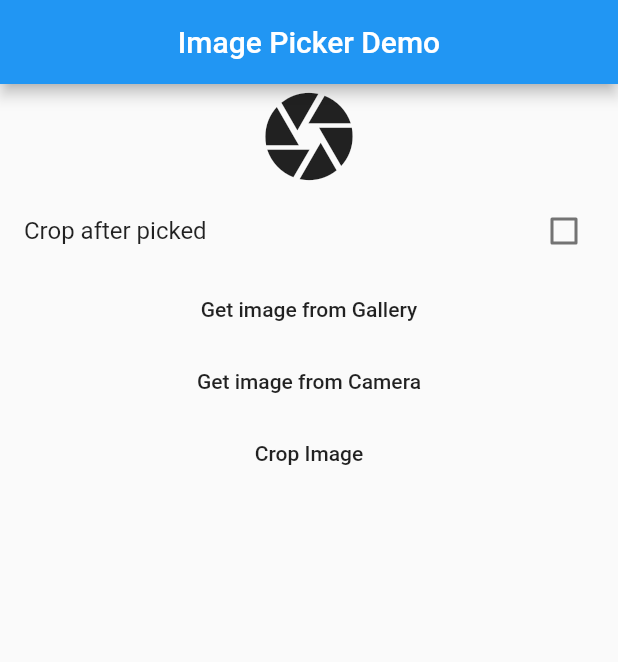
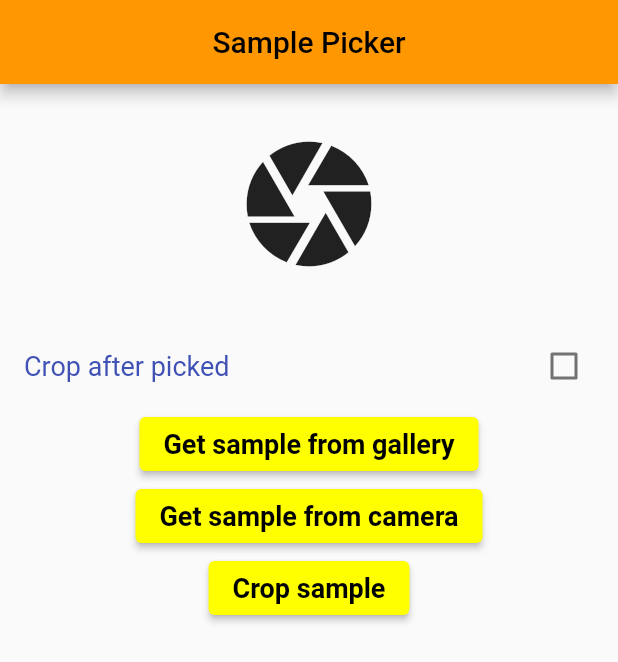
Before and after one commit to SpectrumStudio/IITG_Project_II, a Flutter app: the screen it shows after launch, on a phone screen of 412 x 824 dp. Shown: the top 662 px of the screen. Run offline on Flutter 3.47's test engine with Material 2 defaults, Android fonts, the phone set to English and light mode, and no system bars; our stand-ins replace image_cropper, image_picker.

Commit message:
1st commit

```diff
--- a/lib/main.dart
+++ b/lib/main.dart
@@ -10,10 +10,11 @@ class MyApp extends StatelessWidget {
   @override
   Widget build(BuildContext context) {
     return MaterialApp(
+      debugShowCheckedModeBanner: false,
       title: 'Flutter Demo',
       theme: ThemeData(
-        primarySwatch: Colors.blue,
-        visualDensity: VisualDensity.adaptivePlatformDensity,
+        primarySwatch: Colors.orange,
+        //visualDensity: VisualDensity.adaptivePlatformDensity,
       ),
       home: MyHomePage(),
     );
--- a/lib/pages/homePage.dart
+++ b/lib/pages/homePage.dart
@@ -10,7 +10,7 @@ class MyHomePage extends StatelessWidget {
 
   Future<File> cropImage(var image)async{
     File croppedFile = await ImageCropper.cropImage(
-        sourcePath: image.path,
+        sourcePath: image.path, cropStyle: CropStyle.circle,
         aspectRatioPresets: [
           CropAspectRatioPreset.square,
           CropAspectRatioPreset.ratio3x2,
@@ -19,11 +19,12 @@ class MyHomePage extends StatelessWidget {
           CropAspectRatioPreset.ratio16x9
         ],
         androidUiSettings: AndroidUiSettings(
-            toolbarTitle: 'Crop My Image',
+            toolbarTitle: 'Crop My Sample',
             toolbarColor: Colors.blue,
             toolbarWidgetColor: Colors.white,
             initAspectRatio: CropAspectRatioPreset.original,
-            lockAspectRatio: false),
+            lockAspectRatio: false
+        ),
         iosUiSettings: IOSUiSettings(
           minimumAspectRatio: 1.0,
         )
@@ -47,46 +48,72 @@ class MyHomePage extends StatelessWidget {
   Widget build(BuildContext context) {
     return Scaffold(
       appBar: AppBar(
-        title: Text('Image Picker Demo'),
+        title: Text('Sample Picker'),
         centerTitle: true,
       ),
-      body: ChangeNotifierProvider<HomePageViewModel>(
+      body: SingleChildScrollView(
+        child: ChangeNotifierProvider<HomePageViewModel>(
           create: (context) => HomePageViewModel(),
           child: Consumer<HomePageViewModel>(
             builder: (context,viewModel,child){
               return Center(
                 child: Column(
                   children: [
+
+                    const SizedBox(height: 30,),
+
                     if(viewModel.image==null)
-                    Icon(Icons.camera,size: 70),
+                      Icon(Icons.camera,size: 100),
                     if(viewModel.image!=null)
-                    Image.file(viewModel.image,height: 200),
+                      //Image.file(viewModel.image),
+
+                      Container(
+                        child: Padding(
+                          padding: const EdgeInsets.only(left: 20,right: 20),
+                          child: ClipOval(
+                            child: Image.file(
+                                viewModel.image,
+                            ),
+                          ),
+                        ),
+                      ),
+
+                    const SizedBox(height: 30,),
                     CheckboxListTile(
-                    title: Text('Crop after picked'),
+                      title: Text('Crop after picked',style: TextStyle(color: Colors.indigo,fontSize: 18),),
+
                       value: viewModel.cropAfterPicked,
                       onChanged: (value){
                         viewModel.setCropAfterPicker(value);
                       },
                     ),
-                  FlatButton(
+                    ElevatedButton(
                       onPressed: ()async{
                         var image = await getImageFromSource(ImageSource.gallery, viewModel.cropAfterPicked);
                         if(image==null)
                           return;
                         viewModel.setImage(image);
                       },
-                    child: Text('Get image from Gallery'),
+                      style: ElevatedButton.styleFrom(
+                          primary: Colors.yellowAccent,
+                          textStyle: TextStyle(fontSize: 18)
                       ),
-                  FlatButton(
+                      child: Text('Get sample from gallery',style: TextStyle(color: Colors.black,fontWeight: FontWeight.bold),),
+                    ),
+                    ElevatedButton(
                       onPressed: ()async{
                         var image = await getImageFromSource(ImageSource.camera, viewModel.cropAfterPicked);
                         if(image==null)
                           return;
                         viewModel.setImage(image);
                       },
-                    child: Text('Get image from Camera'),
+                      style: ElevatedButton.styleFrom(
+                        primary: Colors.yellowAccent,
+                        textStyle: TextStyle(fontSize: 18)
                       ),
-                  FlatButton(
+                      child: Text('Get sample from camera',style: TextStyle(color: Colors.black,fontWeight: FontWeight.bold),),
+                    ),
+                    ElevatedButton(
                       onPressed: () async{
                         if(viewModel.image==null)
                           return;
@@ -95,14 +122,22 @@ class MyHomePage extends StatelessWidget {
                           return;
                         viewModel.setImage(image);
                       },
-                    child: Text('Crop Image'),
-                  )
+                      style: ElevatedButton.styleFrom(
+                          primary: Colors.yellowAccent,
+                          textStyle: TextStyle(fontSize: 18,)
+                      ),
+                      child: Text('Crop sample',style: TextStyle(color: Colors.black,fontWeight: FontWeight.bold),),
+                    ),
+
+                    const SizedBox(height: 20),
+
                   ],
                 ),
               );
             },
           ),
         ),
+      ),
     );
   }
 }
--- a/pubspec.yaml
+++ b/pubspec.yaml
@@ -27,10 +27,10 @@ dependencies:
 
   # The following adds the Cupertino Icons font to your application.
   # Use with the CupertinoIcons class for iOS style icons.
-  cupertino_icons: ^0.1.3
-  image_picker: ^0.6.7+6 #source https://pub.dev/packages/image_picker
+  cupertino_icons: ^1.0.4
+  image_picker: ^0.8.4+4 #source https://pub.dev/packages/image_picker
   image_cropper: ^1.3.0 #source https://pub.dev/packages/image_cropper
-  provider: ^4.3.2+1 #source https://pub.dev/packages/provider
+  provider: ^6.0.2 #source https://pub.dev/packages/provider
 
 dev_dependencies:
   flutter_test:
```
Also changed, not shown: pubspec.lock, 2 other files. Lines whose indentation alone changed are shown as unchanged.
